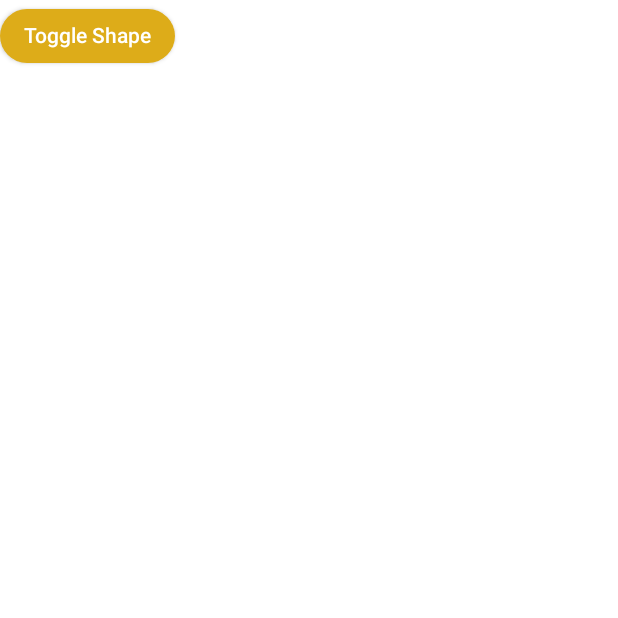
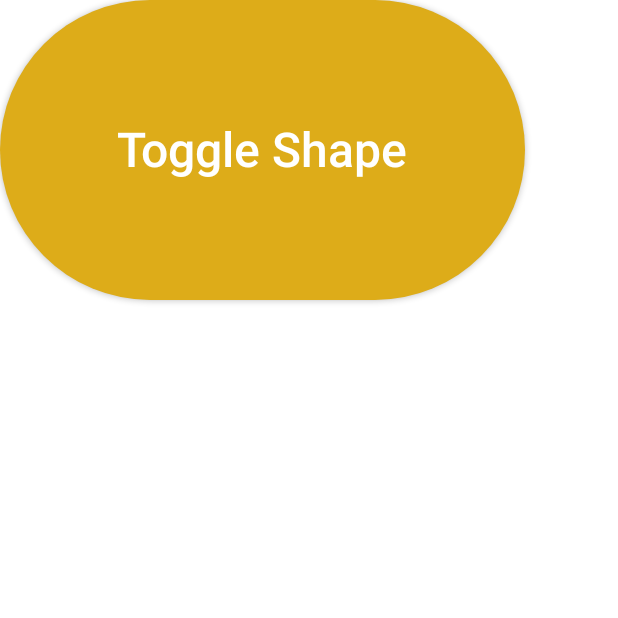
Before and after one commit to laurenyew/AgilityFitTodayApp, an Android app built with Jetpack Compose: the composable ButtonAnimationScreen shown on its own in the app's theme, after a tap on "Toggle Shape", on a phone screen of 412 x 824 dp, the top half of it. Run offline under Robolectric (Android 15) with nearby library versions, the phone set to English and light mode, and no system bars.

Commit message:
TECH-6: Add changing button size and font size animations

```diff
--- a/android/AgilityFitTodayApp/app/src/main/java/com/laurenyew/agilityfittodayapp/ui/devsettings/animation/ButtonAnimationScreen.kt
+++ b/android/AgilityFitTodayApp/app/src/main/java/com/laurenyew/agilityfittodayapp/ui/devsettings/animation/ButtonAnimationScreen.kt
@@ -1,10 +1,14 @@
 package com.laurenyew.agilityfittodayapp.ui.devsettings.animation
 
+import androidx.compose.animation.core.animateDp
+import androidx.compose.animation.core.animateFloat
 import androidx.compose.animation.core.animateInt
 import androidx.compose.animation.core.tween
 import androidx.compose.animation.core.updateTransition
 import androidx.compose.foundation.layout.Column
 import androidx.compose.foundation.layout.fillMaxSize
+import androidx.compose.foundation.layout.height
+import androidx.compose.foundation.layout.width
 import androidx.compose.foundation.shape.RoundedCornerShape
 import androidx.compose.material.Button
 import androidx.compose.material.Text
@@ -15,14 +19,19 @@ import androidx.compose.runtime.remember
 import androidx.compose.runtime.setValue
 import androidx.compose.ui.Modifier
 import androidx.compose.ui.tooling.preview.Preview
+import androidx.compose.ui.unit.ExperimentalUnitApi
+import androidx.compose.ui.unit.TextUnit
+import androidx.compose.ui.unit.TextUnitType
+import androidx.compose.ui.unit.dp
 
 /**
  * Animation screens showing button animations
  */
+@OptIn(ExperimentalUnitApi::class)
 @Composable
 fun ButtonAnimationScreen() {
-    var isButtonRound by remember { mutableStateOf(false) }
-    val transition = updateTransition(targetState = isButtonRound, label = "button_shape")
+    var isButtonRoundAndLarge by remember { mutableStateOf(false) }
+    val transition = updateTransition(targetState = isButtonRoundAndLarge, label = "button_shape")
     val borderRadius by transition.animateInt(
         transitionSpec = { tween(durationMillis = 2000) },
         label = "border_radius",
@@ -30,15 +39,42 @@ fun ButtonAnimationScreen() {
             if (isRound) 100 else 0
         }
     )
+    val buttonWidth by transition.animateDp(
+        transitionSpec = { tween(durationMillis = 2000) },
+        label = "button_width",
+        targetValueByState = { isLarge ->
+            if (isLarge) 350.dp else 200.dp
+        }
+    )
+    val buttonHeight by transition.animateDp(
+        transitionSpec = { tween(durationMillis = 2000) },
+        label = "button_height",
+        targetValueByState = { isLarge ->
+            if (isLarge) 200.dp else 100.dp
+        }
+    )
+    val textSize = transition.animateFloat(
+        transitionSpec = { tween(durationMillis = 2000) },
+        label = "text_size",
+        targetValueByState = { isLarge ->
+            if (isLarge) 32f else 16f
+        }
+    )
     Column(
         modifier = Modifier.fillMaxSize()
     ) {
         Button(
+            modifier = Modifier
+                .width(buttonWidth)
+                .height(buttonHeight),
             shape = RoundedCornerShape(percent = borderRadius),
             onClick = {
-                isButtonRound = !isButtonRound
+                isButtonRoundAndLarge = !isButtonRoundAndLarge
             }) {
-            Text("Toggle Shape")
+            Text(
+                "Toggle Shape",
+                fontSize = TextUnit(textSize.value, TextUnitType.Sp)
+            )
         }
     }
 
```
